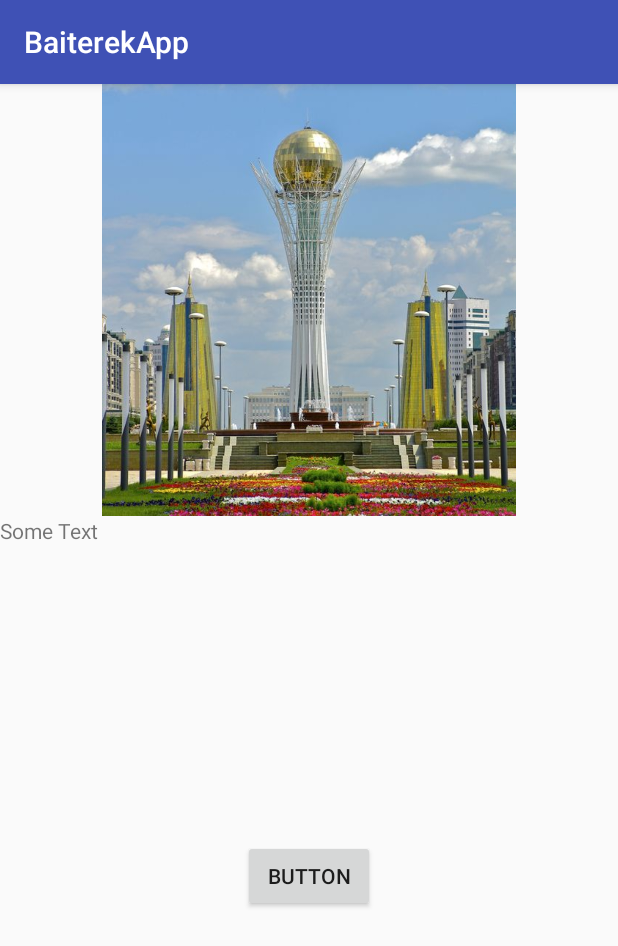
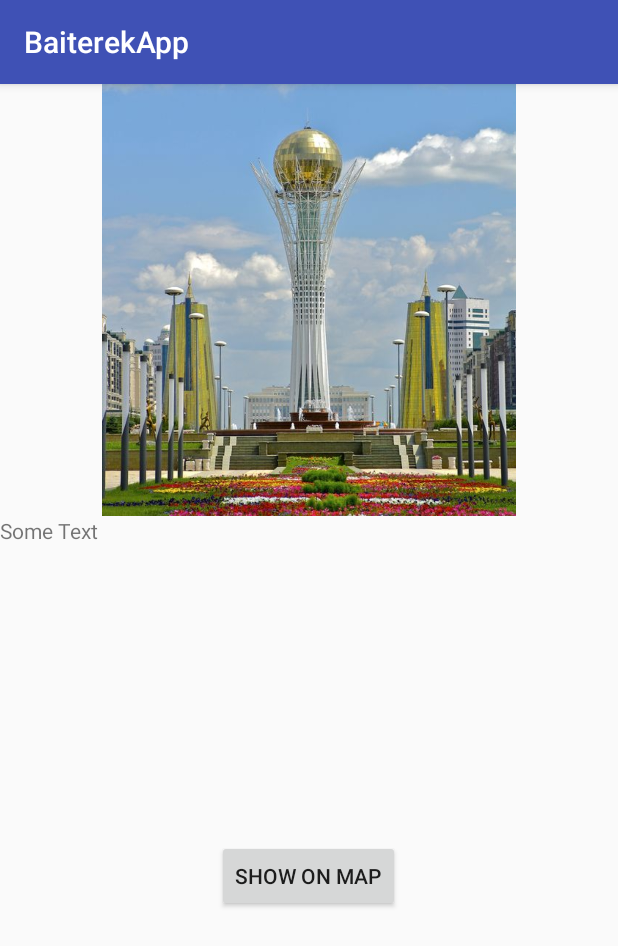
Before and after one commit to strigePC/baiterek-app, an Android app: the DescriptionActivity screen opened directly, with no data from a screen before it, on a phone screen of 412 x 824 dp. Shown: the top 946 px of the screen. Run offline under Robolectric (Android 15) with nearby library versions, the phone set to English and light mode, and no system bars.

Commit message:
Add intents to Description Activity

```diff
--- a/app/src/debug/res/values/google_maps_api.xml
+++ b/app/src/debug/res/values/google_maps_api.xml
@@ -21,6 +21,6 @@
     string in this file.
     -->
     <string name="google_maps_key" templateMergeStrategy="preserve" translatable="false">
-        AIzaSyC6yTciQGA1AkGtP4d4XZzNFP9lfg0YzuU
+        AIzaSyB60gaiLGaNsMwFdANQRYgfNc4gcJ3Hjeo
     </string>
 </resources>
--- a/app/src/main/java/com/example/strig/baiterekapp/DescriptionActivity.java
+++ b/app/src/main/java/com/example/strig/baiterekapp/DescriptionActivity.java
@@ -1,13 +1,30 @@
 package com.example.strig.baiterekapp;
 
+import android.content.Intent;
 import android.os.Bundle;
 import android.support.v7.app.AppCompatActivity;
+import android.view.View;
+import android.widget.Button;
 
 public class DescriptionActivity extends AppCompatActivity {
+
+    GalleryFragment gallery;
+    Button map_button;
 
     @Override
     protected void onCreate(Bundle savedInstanceState) {
         super.onCreate(savedInstanceState);
         setContentView(R.layout.activity_description);
+
+        gallery = new GalleryFragment();
+        map_button = findViewById(R.id.map_button);
+
+        map_button.setOnClickListener(new View.OnClickListener() {
+            @Override
+            public void onClick(View view) {
+                Intent i = new Intent(DescriptionActivity.this, MapsActivity.class);
+                startActivity(i);
+            }
+        });
     }
 }
--- a/app/src/main/java/com/example/strig/baiterekapp/GalleryFragment.java
+++ b/app/src/main/java/com/example/strig/baiterekapp/GalleryFragment.java
@@ -1,6 +1,7 @@
 package com.example.strig.baiterekapp;
 
 
+import android.content.Intent;
 import android.os.Bundle;
 import android.support.v4.app.Fragment;
 import android.view.LayoutInflater;
@@ -8,7 +9,7 @@ import android.view.View;
 import android.view.ViewGroup;
 import android.widget.ImageView;
 
-public class GalleryFragment extends Fragment {
+public class GalleryFragment extends Fragment implements View.OnClickListener {
 
     ImageView image;
 
@@ -32,6 +33,13 @@ public class GalleryFragment extends Fragment {
             image = view.findViewById(R.id.gallery_image);
 
             image.setImageResource(R.drawable.baiterek1);
+            image.setOnClickListener(this);
         }
     }
+
+    @Override
+    public void onClick(View view) {
+        Intent i = new Intent(getActivity(), OpenGlActivity.class);
+        startActivity(i);
+    }
 }
--- a/app/src/main/res/layout/activity_description.xml
+++ b/app/src/main/res/layout/activity_description.xml
@@ -12,20 +12,18 @@
         android:name="com.example.strig.baiterekapp.GalleryFragment"
         android:layout_width="match_parent"
         android:layout_height="0dp"
-        android:layout_weight="4"/>
+        android:layout_weight="4" />
 
     <TextView
         android:layout_width="match_parent"
         android:layout_height="0dp"
         android:layout_weight="3"
-        android:text="Some Text"/>
+        android:text="@string/description"/>
 
     <Button
+        android:id="@+id/map_button"
         android:layout_width="wrap_content"
         android:layout_height="wrap_content"
-        android:text="Button"
+        android:text="@string/show_on_map"
         android:layout_gravity="center"/>
-
-
-
 </LinearLayout>
--- a/app/src/main/res/layout/fragment_gallery.xml
+++ b/app/src/main/res/layout/fragment_gallery.xml
@@ -8,6 +8,6 @@
     <ImageView
         android:id="@+id/gallery_image"
         android:layout_width="match_parent"
-        android:layout_height="match_parent" />
+        android:layout_height="wrap_content" />
 
 </FrameLayout>
--- a/app/src/main/res/values/strings.xml
+++ b/app/src/main/res/values/strings.xml
@@ -6,4 +6,6 @@
 
     <!-- TODO: Remove or change this placeholder text -->
     <string name="hello_blank_fragment">Hello blank fragment</string>
+    <string name="show_on_map">Show on Map</string>
+    <string name="description">Some Text</string>
 </resources>
```
Also changed, not shown: app/src/main/AndroidManifest.xml (+17 -0 lines).
